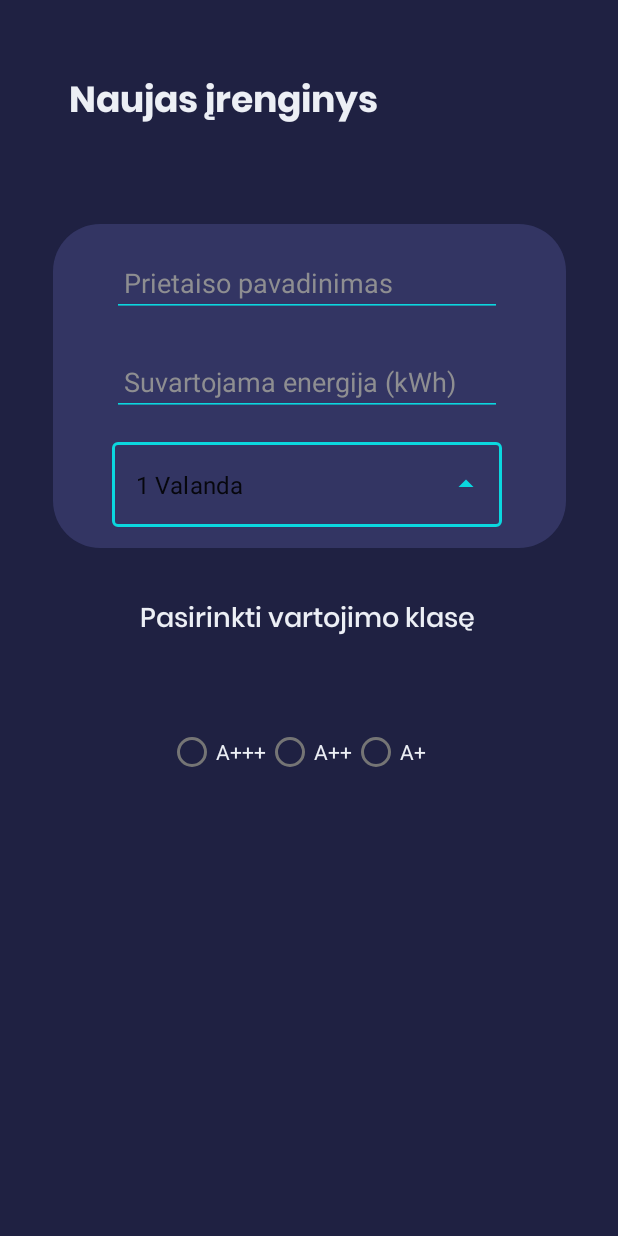
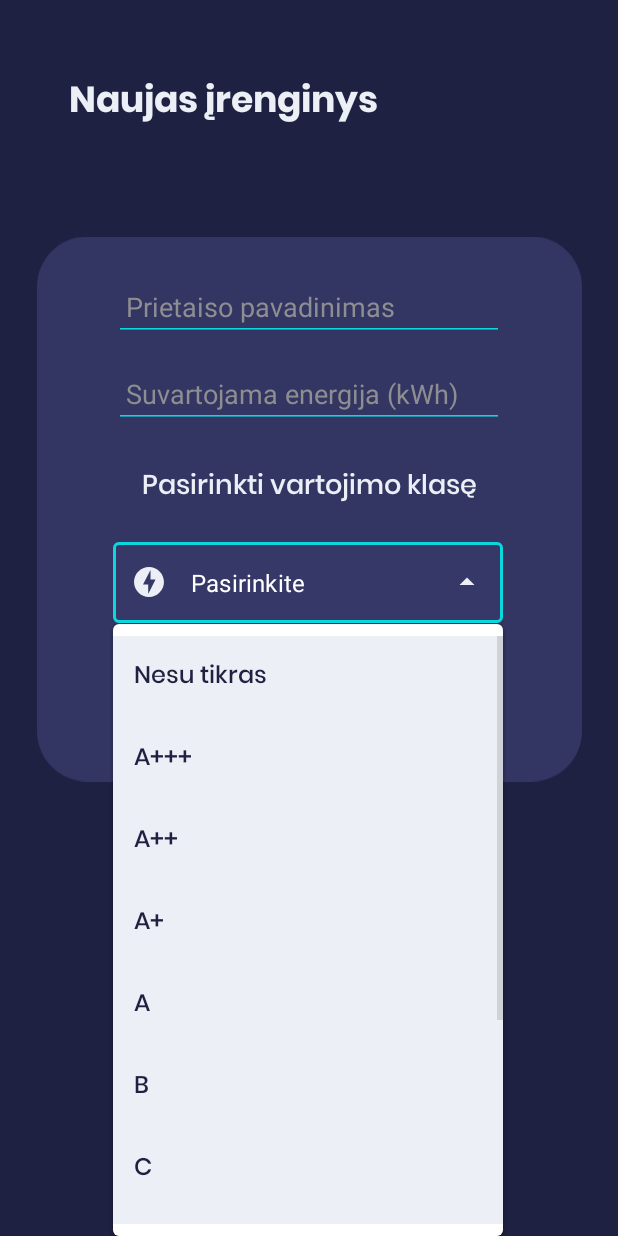
Before and after one commit to arnas78/AEV_app, an Android app: the fragment AddDeviceFrag shown on its own in the app's theme, after a tap on an icon or button, on a phone screen of 412 x 824 dp. Run offline under Robolectric (Android 15) with nearby library versions, the phone set to English and light mode, and no system bars.

Commit message:
Updated device addition

```diff
--- a/app/src/main/java/com/example/programele/AddDeviceFrag.kt
+++ b/app/src/main/java/com/example/programele/AddDeviceFrag.kt
@@ -1,32 +1,24 @@
 package com.example.programele
 
+import android.content.ContentValues.TAG
 import android.os.Bundle
-import androidx.fragment.app.Fragment
+import android.util.Log
 import android.view.LayoutInflater
 import android.view.View
 import android.view.ViewGroup
+import android.widget.AdapterView.OnItemClickListener
+import android.widget.ArrayAdapter
+import androidx.fragment.app.Fragment
+import kotlinx.android.synthetic.main.fragment_add_device.*
 
-// TODO: Rename parameter arguments, choose names that match
-// the fragment initialization parameters, e.g. ARG_ITEM_NUMBER
-private const val ARG_PARAM1 = "param1"
-private const val ARG_PARAM2 = "param2"
 
-/**
- * A simple [Fragment] subclass.
- * Use the [DevicesFrag.newInstance] factory method to
- * create an instance of this fragment.
- */
 class AddDeviceFrag : Fragment() {
-    // TODO: Rename and change types of parameters
-    private var param1: String? = null
-    private var param2: String? = null
+
+    private lateinit var classSelection: String
 
     override fun onCreate(savedInstanceState: Bundle?) {
         super.onCreate(savedInstanceState)
-        arguments?.let {
-            param1 = it.getString(ARG_PARAM1)
-            param2 = it.getString(ARG_PARAM2)
-        }
+
     }
 
     override fun onCreateView(
@@ -34,26 +26,26 @@ class AddDeviceFrag : Fragment() {
         savedInstanceState: Bundle?
     ): View? {
         // Inflate the layout for this fragment
+
         return inflater.inflate(R.layout.fragment_add_device, container, false)
     }
 
-    companion object {
-        /**
-         * Use this factory method to create a new instance of
-         * this fragment using the provided parameters.
-         *
-         * @param param1 Parameter 1.
-         * @param param2 Parameter 2.
-         * @return A new instance of fragment DevicesFrag.
-         */
-        // TODO: Rename and change types and number of parameters
-        @JvmStatic
-        fun newInstance(param1: String, param2: String) =
-            DevicesFrag().apply {
-                arguments = Bundle().apply {
-                    putString(ARG_PARAM1, param1)
-                    putString(ARG_PARAM2, param2)
-                }
-            }
+    override fun onResume() {
+        super.onResume()
+
+        val languages = resources.getStringArray(R.array.deviceEfficiency)
+        val arrayAdapter = ArrayAdapter(requireContext(), R.layout.dropdown_item, languages)
+        autoCompleteTextView3.setAdapter(arrayAdapter)
+
+        val title = add_editTitle.text.toString()
+        val amount = add_editAmount.text.toString()
+
+
+        autoCompleteTextView3.setOnItemClickListener(OnItemClickListener { parent, view, position, rowId ->
+            classSelection = parent.getItemAtPosition(position) as String
+        })
+
     }
+
+
 }
--- /dev/null
+++ b/app/src/main/res/drawable/ic_baseline_offline_bolt_24.xml
@@ -0,0 +1,10 @@
+<vector xmlns:android="http://schemas.android.com/apk/res/android"
+    android:width="24dp"
+    android:height="24dp"
+    android:viewportWidth="24"
+    android:viewportHeight="24"
+    android:tint="?attr/colorControlNormal">
+  <path
+      android:fillColor="@android:color/white"
+      android:pathData="M12,2.02c-5.51,0 -9.98,4.47 -9.98,9.98s4.47,9.98 9.98,9.98 9.98,-4.47 9.98,-9.98S17.51,2.02 12,2.02zM11.48,20v-6.26H8L13,4v6.26h3.35L11.48,20z"/>
+</vector>
--- /dev/null
+++ b/app/src/main/res/layout/dropdown_item.xml
@@ -0,0 +1,11 @@
+    <TextView
+        android:id="@+id/textView5"
+        android:layout_width="match_parent"
+        android:layout_height="wrap_content"
+        android:text="TextView"
+        android:padding="14dp"
+        android:textColor="@color/newDark"
+        android:fontFamily="@font/poppinsmedium"
+        android:background="@color/newWhite"
+        android:textSize="16sp"
+       xmlns:android="http://schemas.android.com/apk/res/android" />
--- a/app/src/main/res/layout/fragment_add_device.xml
+++ b/app/src/main/res/layout/fragment_add_device.xml
@@ -8,7 +8,7 @@
     tools:context=".AddDeviceFrag">
 
     <TextView
-        android:id="@+id/textView"
+        android:id="@+id/add_title"
         android:layout_width="297dp"
         android:layout_height="53dp"
         android:layout_marginTop="48dp"
@@ -23,39 +23,54 @@
         tools:targetApi="jelly_bean" />
 
     <ImageView
-        android:id="@+id/imageView10"
+        android:id="@+id/add_background"
         android:layout_width="363dp"
-        android:layout_height="216dp"
+        android:layout_height="380dp"
         android:layout_marginTop="48dp"
-        app:layout_constraintEnd_toEndOf="@+id/textView"
+        app:layout_constraintEnd_toEndOf="@+id/add_title"
         app:layout_constraintHorizontal_bias="0.333"
-        app:layout_constraintStart_toStartOf="@+id/textView"
-        app:layout_constraintTop_toBottomOf="@+id/textView"
-        app:srcCompat="@drawable/backgroundsmall" />
+        app:layout_constraintStart_toStartOf="@+id/add_title"
+        app:layout_constraintTop_toBottomOf="@+id/add_title"
+        app:srcCompat="@drawable/backgroundbig" />
+
+    <Button
+        android:id="@+id/add_btnSave"
+        style="@style/Widget.AppCompat.Button.Colored"
+        android:layout_width="120dp"
+        android:layout_height="50dp"
+        android:layout_marginTop="28dp"
+        android:background="@drawable/button_round"
+        android:backgroundTint="@color/newTeal"
+        android:fontFamily="@font/poppinsbold"
+        android:text="Pridėti"
+        android:textAllCaps="false"
+        android:textColor="@color/newWhite"
+        android:textSize="20dp"
+        app:layout_constraintEnd_toEndOf="@+id/textInputLayout"
+        app:layout_constraintStart_toStartOf="@+id/textInputLayout"
+        app:layout_constraintTop_toBottomOf="@+id/textInputLayout" />
 
     <TextView
-        android:id="@+id/textView2"
+        android:id="@+id/add_chooseClass"
         android:layout_width="277dp"
-        android:layout_height="56dp"
-        android:layout_margin="20dp"
+        android:layout_height="wrap_content"
+        android:layout_marginTop="24dp"
         android:fontFamily="@font/poppinsmedium"
         android:gravity="center"
         android:text="@string/choose_group"
+        android:textColor="@color/newWhite"
         android:textSize="18dp"
-        android:textColor="@color/newWhite"
-        app:layout_constraintEnd_toEndOf="@+id/imageView10"
-        app:layout_constraintHorizontal_bias="0.47"
-        app:layout_constraintStart_toStartOf="@+id/imageView10"
-        app:layout_constraintTop_toBottomOf="@+id/imageView10" />
+        app:layout_constraintEnd_toEndOf="@+id/add_editAmount"
+        app:layout_constraintHorizontal_bias="0.529"
+        app:layout_constraintStart_toStartOf="@+id/add_editAmount"
+        app:layout_constraintTop_toBottomOf="@+id/add_editAmount" />
 
     <EditText
         android:id="@+id/add_editTitle"
         android:layout_width="260dp"
         android:layout_height="42dp"
-        android:layout_marginTop="20dp"
+        android:layout_marginTop="36dp"
         android:backgroundTint="@color/newTeal"
-
-
         android:ems="10"
         android:hint="Prietaiso pavadinimas"
         android:inputType="textPersonName"
@@ -63,101 +78,54 @@
         android:paddingEnd="12dp"
         android:textColor="@color/newWhite"
         android:textColorHint="@color/newWhiteDark"
-        app:layout_constraintEnd_toEndOf="@+id/imageView10"
-        app:layout_constraintHorizontal_bias="0.485"
-        app:layout_constraintStart_toStartOf="@+id/imageView10"
-        app:layout_constraintTop_toTopOf="@+id/imageView10" />
+        app:layout_constraintEnd_toEndOf="@+id/add_background"
+        app:layout_constraintHorizontal_bias="0.495"
+        app:layout_constraintStart_toStartOf="@+id/add_background"
+        app:layout_constraintTop_toTopOf="@+id/add_background" />
 
     <EditText
         android:id="@+id/add_editAmount"
         android:layout_width="260dp"
         android:layout_height="42dp"
-        android:layout_marginTop="24dp"
+        android:layout_marginTop="16dp"
+        android:backgroundTint="@color/newTeal"
         android:ems="10"
-        android:backgroundTint="@color/newTeal"
+        android:hint="@string/energija"
         android:inputType="textPersonName"
         android:paddingStart="8dp"
         android:paddingEnd="12dp"
         android:textColor="@color/newWhite"
         android:textColorHint="@color/newWhiteDark"
-        android:hint="@string/energija"
         app:layout_constraintEnd_toEndOf="@+id/add_editTitle"
         app:layout_constraintHorizontal_bias="0.0"
         app:layout_constraintStart_toStartOf="@+id/add_editTitle"
         app:layout_constraintTop_toBottomOf="@+id/add_editTitle" />
 
-    <RadioGroup
-        android:id="@+id/button"
-        android:layout_width="wrap_content"
-        android:layout_height="wrap_content"
-        android:layout_marginTop="24dp"
-        android:orientation="horizontal"
-        app:layout_constraintEnd_toEndOf="@+id/textView2"
-        app:layout_constraintStart_toStartOf="@+id/textView2"
-        app:layout_constraintTop_toBottomOf="@+id/textView2">
-
-
-        <RadioButton
-            android:id="@+id/aaa"
-            android:layout_width="wrap_content"
-            android:layout_height="wrap_content"
-            android:layout_marginTop="12dp"
-            android:layout_weight="1"
-            android:text="A+++"
-            android:textColor="@color/newWhite"
-            app:layout_constraintBottom_toTopOf="@+id/confirm"
-            app:layout_constraintEnd_toEndOf="parent"
-            app:layout_constraintStart_toEndOf="@+id/aa"
-            app:layout_constraintTop_toBottomOf="@+id/textView2" />
-
-        <RadioButton
-            android:id="@+id/aa"
-            android:layout_width="wrap_content"
-            android:layout_height="wrap_content"
-            android:layout_marginTop="12dp"
-            android:layout_weight="1"
-            android:text="A++"
-            android:textColor="@color/newWhite"
-            app:layout_constraintBottom_toTopOf="@+id/confirm"
-            app:layout_constraintEnd_toEndOf="parent"
-            app:layout_constraintStart_toStartOf="parent"
-            app:layout_constraintTop_toBottomOf="@+id/textView2" />
-
-        <RadioButton
-            android:id="@+id/a"
-            android:layout_width="63dp"
-            android:layout_height="33dp"
-            android:layout_marginTop="12dp"
-            android:layout_weight="1"
-            android:text="A+"
-            android:textColor="@color/newWhite"
-            app:layout_constraintBottom_toTopOf="@+id/confirm"
-            app:layout_constraintEnd_toStartOf="@+id/aa"
-            app:layout_constraintHorizontal_bias="0.587"
-            app:layout_constraintStart_toStartOf="parent"
-            app:layout_constraintTop_toBottomOf="@+id/textView2" />
-
-
-
-    </RadioGroup>
-
     <com.google.android.material.textfield.TextInputLayout
+        android:id="@+id/textInputLayout"
         style="@style/Widget.MaterialComponents.TextInputLayout.OutlinedBox.ExposedDropdownMenu"
         android:layout_width="260dp"
         android:layout_height="wrap_content"
-
-        android:layout_marginTop="12dp"
-        app:layout_constraintEnd_toEndOf="@+id/add_editAmount"
-        app:layout_constraintHorizontal_bias="0.0"
-        app:layout_constraintStart_toStartOf="@+id/add_editAmount"
-        app:layout_constraintTop_toBottomOf="@+id/add_editAmount">
+        android:layout_marginTop="16dp"
+        app:boxBackgroundColor="@color/newLight"
+        app:endIconTint="@color/newWhite"
+        app:layout_constraintEnd_toEndOf="@+id/add_chooseClass"
+        app:layout_constraintHorizontal_bias="0.47"
+        app:layout_constraintStart_toStartOf="@+id/add_chooseClass"
+        app:layout_constraintTop_toBottomOf="@+id/add_chooseClass"
+        app:startIconDrawable="@drawable/ic_baseline_offline_bolt_24"
+        app:startIconTint="@color/newWhite">
 
         <AutoCompleteTextView
             android:id="@+id/autoCompleteTextView3"
             android:layout_width="match_parent"
             android:layout_height="match_parent"
             android:layout_weight="1"
-            android:text="1 Valanda" />
+            android:inputType="none"
+            android:paddingTop="16dp"
+            android:paddingBottom="16dp"
+            android:text="Pasirinkite"
+            android:textColor="@color/white" />
 
     </com.google.android.material.textfield.TextInputLayout>
 
--- a/app/src/main/res/values-night/themes.xml
+++ b/app/src/main/res/values-night/themes.xml
@@ -1,16 +1,26 @@
 <resources xmlns:tools="http://schemas.android.com/tools">
     <!-- Base application theme. -->
-    <style name="Theme.Programele" parent="Theme.MaterialComponents.DayNight.DarkActionBar">
+    <style name="Theme.Programele" parent="Theme.MaterialComponents.DayNight.NoActionBar">
         <!-- Primary brand color. -->
-        <item name="colorPrimary">@color/base_green</item>
-        <item name="colorPrimaryVariant">@color/purple_700</item>
-        <item name="colorOnPrimary">@color/black</item>
+        <item name="colorPrimary">@color/newTeal</item>
+        <item name="colorPrimaryVariant">@color/newWhite</item>
+        <item name="colorOnPrimary">@color/white</item>
         <!-- Secondary brand color. -->
         <item name="colorSecondary">@color/teal_200</item>
-        <item name="colorSecondaryVariant">@color/teal_200</item>
+        <item name="colorSecondaryVariant">@color/teal_700</item>
         <item name="colorOnSecondary">@color/black</item>
         <!-- Status bar color. -->
         <item name="android:statusBarColor" tools:targetApi="l">?attr/colorPrimaryVariant</item>
         <!-- Customize your theme here. -->
     </style>
+
+    <style name="categories">
+        <item name="android:textSize">20sp</item>
+        <item name="android:textColor">#C6A0D8</item>
+    </style>
+
+    <style name="categories_white">
+        <item name="android:textSize">18dp</item>
+        <item name="android:textColor">@color/white</item>
+    </style>
 </resources>
--- a/app/src/main/res/values/strings.xml
+++ b/app/src/main/res/values/strings.xml
@@ -88,5 +88,19 @@
     <string name="fb_login_protocol_scheme">fb576937303644400</string>
     <string name="facebook_client_token">009717902777d18c39f36802a0d33ec9</string>
 
+    <string-array name="deviceEfficiency">
+        <item>Nesu tikras</item>
+        <item>A+++</item>
+        <item>A++</item>
+        <item>A+</item>
+        <item>A</item>
+        <item>B</item>
+        <item>C</item>
+        <item>D</item>
+        <item>E</item>
+        <item>F</item>
+        <item>G</item>
+
+    </string-array>
 
 </resources>
--- a/app/src/main/res/values/themes.xml
+++ b/app/src/main/res/values/themes.xml
@@ -3,7 +3,7 @@
     <style name="Theme.Programele" parent="Theme.MaterialComponents.DayNight.NoActionBar">
         <!-- Primary brand color. -->
         <item name="colorPrimary">@color/newTeal</item>
-        <item name="colorPrimaryVariant">@color/newDark</item>
+        <item name="colorPrimaryVariant">@color/newWhite</item>
         <item name="colorOnPrimary">@color/white</item>
         <!-- Secondary brand color. -->
         <item name="colorSecondary">@color/teal_200</item>
```
Also changed, not shown: app/src/main/java/com/example/programele/DevicesFrag.kt (+38 -32 lines), app/src/main/java/com/example/programele/MainActivity.kt (+1 -25 lines), app/src/main/res/layout/fragment_devices.xml (+38 -12 lines), app/src/main/res/menu/bottom_nav_menu.xml (+4 -4 lines).
